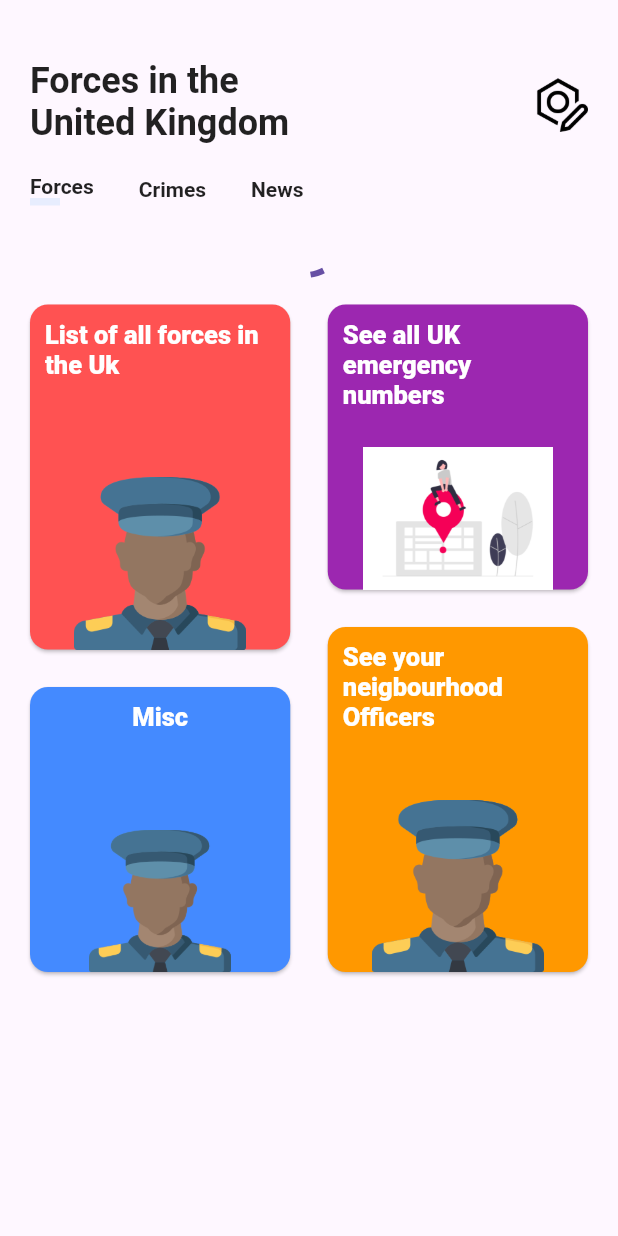
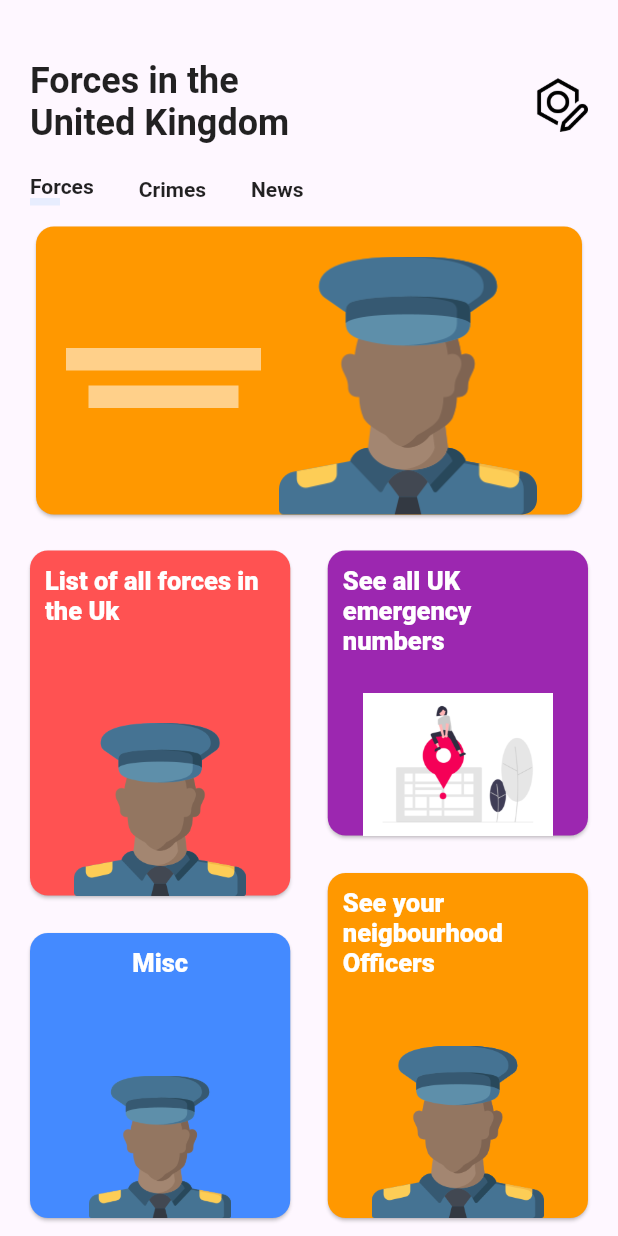
Before and after one commit to devmike01/police, a Flutter app: the screen it shows after launch, on a phone screen of 412 x 824 dp. Run offline on Flutter 3.47's test engine with Material 2 defaults, Android fonts, the light colour scheme and no system bars; our stand-ins replace dio, flutter_bloc, geocoding, geolocator, get_it, google_fonts; Roboto replaces fonts that are missing (Khand).

```diff
--- a/lib/core/app_navigator.dart
+++ b/lib/core/app_navigator.dart
@@ -1,5 +1,6 @@
 import 'package:flutter/cupertino.dart';
 import 'package:police/core/injector.dart';
+import 'package:police/emergency/emergency_screen.dart';
 import 'package:police/forces/forces_screen.dart';
 import 'package:police/home/home_screen.dart';
 
@@ -11,6 +12,7 @@ class AppNavigator{
 
   Future<T?> pushForcesRoute<T>() => _navigator.pushNamed(ForcesScreen.route);
   Future<T?> pushHomeRoute<T>() => _navigator.pushNamed(HomeScreen.route);
+  Future<T?> pushEmergencyRoute<T>() => _navigator.pushNamed(EmergencyScreen.route);
   void pop<T>() => _navigator.pop();
 }
 
--- /dev/null
+++ b/lib/core/loading_text.dart
@@ -0,0 +1,33 @@
+import 'package:flutter/material.dart';
+
+class LoadingText extends StatefulWidget{
+  String? title;
+  TextStyle? style;
+  double? width;
+
+  LoadingText(this.title, {super.key, this.style, this.width});
+
+  @override
+  LoadingTextState createState() => LoadingTextState();
+
+}
+
+class LoadingTextState extends State<LoadingText> with SingleTickerProviderStateMixin{
+
+  int opacity =1;
+
+
+  @override
+  Widget build(BuildContext context) {
+    final title = widget.title;
+
+
+    return title == null ? Container(
+      height: 15,
+      width: widget.width,
+      color: Colors.white54,
+      margin: const EdgeInsets.only(bottom: 10),
+    ) : Text(title, style: widget.style,);
+  }
+
+}
--- a/lib/core/location/location_state.dart
+++ b/lib/core/location/location_state.dart
@@ -2,7 +2,8 @@ import 'package:geocoding/geocoding.dart';
 
 abstract class LocationState{}
 class CurrentLocationState extends LocationState{
-  List<Placemark> placemarks;
-  CurrentLocationState(this.placemarks);
+  List<Placemark>? placemarks;
+  bool noLocation;
+  CurrentLocationState({this.placemarks, this.noLocation =false});
 }
 class None extends LocationState{}
--- a/lib/core/police_api_service.dart
+++ b/lib/core/police_api_service.dart
@@ -19,4 +19,9 @@ class PoliceApiClient extends CoreClient{
      }).toList();
     return forces;
   }
+
+  /*
+  String data = await DefaultAssetBundle.of(context).loadString("assets/data.json");
+final jsonResult = jsonDecode(data);
+   */
 }
--- a/lib/core/routes.dart
+++ b/lib/core/routes.dart
@@ -2,9 +2,12 @@ import 'package:flutter/cupertino.dart';
 import 'package:police/forces/forces_screen.dart';
 import 'package:police/home/home_screen.dart';
 
+import '../emergency/emergency_screen.dart';
+
 class AppRoutes{
   static Map<String, Widget Function(BuildContext)> instance = {
     HomeScreen.route : (_) => const HomeScreen(),
-    ForcesScreen.route : (_) => const ForcesScreen()
+    ForcesScreen.route : (_) => const ForcesScreen(),
+    EmergencyScreen.route : (_) => const EmergencyScreen(),
   };
 }
--- a/lib/home/forces_banner.dart
+++ b/lib/home/forces_banner.dart
@@ -2,11 +2,13 @@ import 'package:flutter/cupertino.dart';
 import 'package:flutter/material.dart';
 import 'package:police/misc/app_icons.dart';
 
+import '../core/loading_text.dart';
+
 class ForcesBanner extends StatelessWidget{
 
-  String bannerTitle;
+  String? bannerTitle;
   String bannerImage;
-  String bannerSubtitle;
+  String? bannerSubtitle;
 
   ForcesBanner(this.bannerImage, this.bannerTitle, this.bannerSubtitle, {super.key});
 
@@ -27,10 +29,10 @@ class ForcesBanner extends StatelessWidget{
                   child: Column(
                     mainAxisAlignment: MainAxisAlignment.center,
                 children: [
-                  Text(bannerTitle, style: Theme.of(context)
-                      .textTheme.titleLarge?.copyWith(color: Colors.white),),
-                  Text(bannerSubtitle, style: Theme.of(context)
-                      .textTheme.titleSmall?.copyWith(color: Colors.white60),)
+                  LoadingText(bannerTitle, style: Theme.of(context)
+                      .textTheme.titleLarge?.copyWith(color: Colors.white), width: 130,),
+                  LoadingText(bannerSubtitle, style: Theme.of(context)
+                      .textTheme.titleSmall?.copyWith(color: Colors.white60), width: 100,)
                 ],
               )),
               ClipRRect(
@@ -43,4 +45,5 @@ class ForcesBanner extends StatelessWidget{
     );
   }
 
+
 }
--- a/lib/home/home_content.dart
+++ b/lib/home/home_content.dart
@@ -45,12 +45,13 @@ class HomeContent extends StatelessWidget {
               );
             }
             final cLocationState = locState as CurrentLocationState;
-            final placemark = cLocationState.placemarks.first;
+
+            final placemark = cLocationState.placemarks?.first;
 
             return ForcesBanner(
               AppIcons.policeman_ic,
-              placemark.street ?? "",
-                placemark.locality ??""
+              placemark?.street,
+                placemark?.locality
             );
           }),
           Padding(padding: const EdgeInsets.all(20),
@@ -73,7 +74,7 @@ class HomeContent extends StatelessWidget {
                         title: homeMenu.title,
                         image: homeMenu.imgResPath,
                         onTap: (index){
-                          Navigator.pushNamed(context, ForcesScreen.route);
+                          navigateTo(context, index);
                         },),
                     ));
               }).toList() ?? [],
@@ -90,7 +91,9 @@ class HomeContent extends StatelessWidget {
     switch(pos){
       case 0:{
         Navigator.pushNamed(context, ForcesScreen.route);
-        break;
+      }
+      case 1: {
+        context.router.pushEmergencyRoute();
       }
     }
   }
--- a/lib/misc/page_title.dart
+++ b/lib/misc/page_title.dart
@@ -4,7 +4,9 @@ import 'package:police/misc/app_icons.dart';
 class PageTitle extends StatelessWidget{
   String title;
   Function? onSettingsClicked;
-  PageTitle(this.title, {super.key, this.onSettingsClicked});
+  bool showSettings;
+  PageTitle(this.title, {super.key, this.onSettingsClicked,
+    this.showSettings =true});
 
   @override
   Widget build(BuildContext context) {
@@ -30,8 +32,8 @@ class PageTitle extends StatelessWidget{
           onTap: (){
             onSettingsClicked?.call();
           },
-          child: Image.asset(AppIcons.settingsIc,
-            width: 40, height: 40, fit: BoxFit.fill,),
+          child: showSettings ? Image.asset(AppIcons.settingsIc,
+            width: 40, height: 40, fit: BoxFit.fill,): const SizedBox(height: 0,width: 0,),
         )
       ],
     ),);
--- a/pubspec.yaml
+++ b/pubspec.yaml
@@ -20,6 +20,7 @@ dependencies:
   google_fonts: ^5.1.0
   geolocator: ^10.0.0
   geocoding: ^2.1.0
+  url_launcher: ^6.1.14
 
 dev_dependencies:
   flutter_test:
@@ -29,3 +30,4 @@ flutter:
   uses-material-design: true
   assets:
     - assets/images/
+    - assets/json/
```
Also changed, not shown: assets/json/emergency_numbers.json (added, +94 -0 lines), lib/core/error_screen.dart (added, +29 -0 lines), lib/core/location/location_bloc.dart (+8 -4 lines), lib/emergency/emergency_screen.dart (added, +121 -0 lines), lib/location/app_geolocator.dart (+8 -0 lines), lib/misc/asset_manager.dart (added, +17 -0 lines), lib/models/emergency_nums.dart (added, +10 -0 lines), pubspec.lock.
